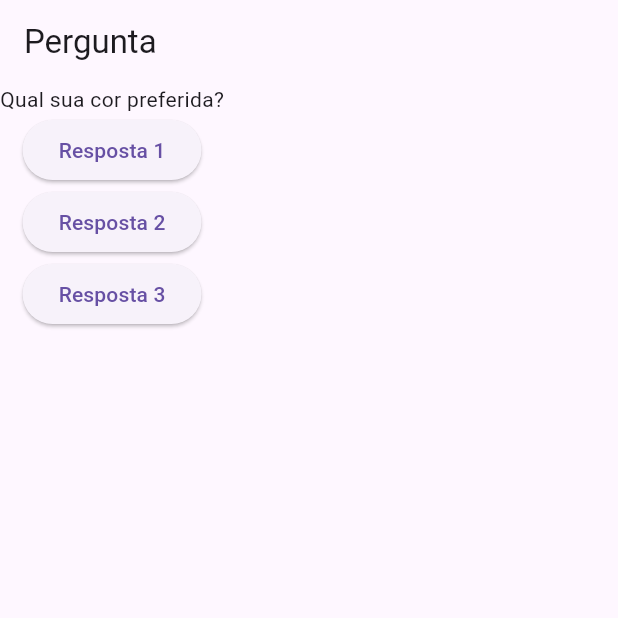
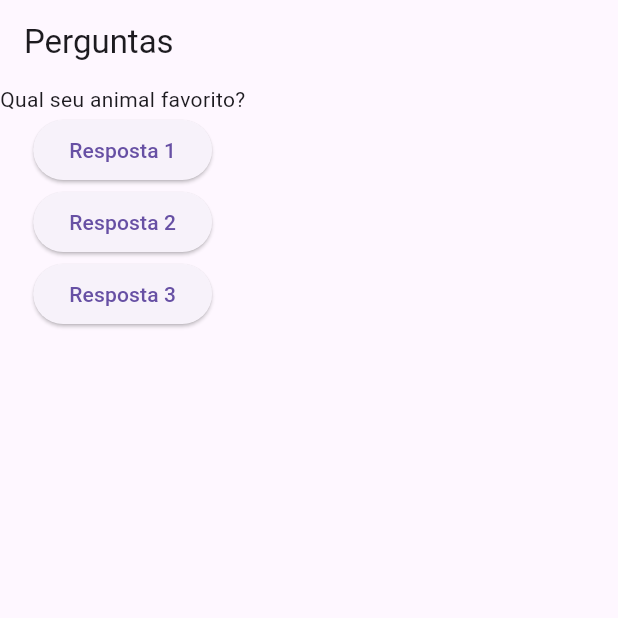
Before and after one commit to victoricoma/ddm_flutter_a, a Flutter app: the screen it shows after launch, after a tap on "Resposta 1", on a phone screen of 412 x 824 dp, the top half of it. Run offline on Flutter 3.47's test engine with Material 3 defaults, Android fonts, the phone set to English and light mode, and no system bars.

Commit message:
Ajuste de Versão da Aula1104

```diff
--- a/app/lib/main.dart
+++ b/app/lib/main.dart
@@ -4,27 +4,39 @@ void main() {
   runApp(new PerguntaApp());
 }
 
-class PerguntaApp extends StatelessWidget {
-  const PerguntaApp({super.key});
+class PerguntaAppState extends State<PerguntaApp> {
+  var perguntaSelecionada = 0;
+  void responder() {
+    setState(() {
+      perguntaSelecionada++;
+    });
+    print(perguntaSelecionada);
+  }
 
   @override
   Widget build(BuildContext context) {
-    final perguntas = [
-      'Qual sua cor preferida?',
-      'Qual seu animal preferido?',
-    ];
+    final perguntas = ['Qual sua cor favorita?', 'Qual seu animal favorito?'];
     return MaterialApp(
-      home: Scaffold(
-        appBar: AppBar(
-          title: Text('Pergunta'),
-        ),
-        body: Column(children: [
-          Text(perguntas[0]),
-          ElevatedButton(onPressed: () => print('Azul Celeste'), child: Text('Resposta 1')),
-          ElevatedButton(onPressed: () => print('Vermelho Raiva'), child: Text('Resposta 2')),
-          ElevatedButton(onPressed: () => print('Amarelo Japones'), child: Text('Resposta 3'))
-        ]),
+        home: Scaffold(
+      appBar: AppBar(
+        title: const Text('Perguntas'),
       ),
-    );
+      body: Column(
+        children: [
+          Text(perguntas[perguntaSelecionada]),
+          ElevatedButton(onPressed: responder, child: const Text('Resposta 1')),
+          ElevatedButton(onPressed: responder, child: const Text('Resposta 2')),
+          ElevatedButton(onPressed: responder, child: const Text('Resposta 3'))
+        ],
+      ),
+    ));
   }
 }
+
+class PerguntaApp extends StatefulWidget {
+  const PerguntaApp({super.key});
+  @override
+  PerguntaAppState createState() {
+    return PerguntaAppState();
+  }
+}
```
